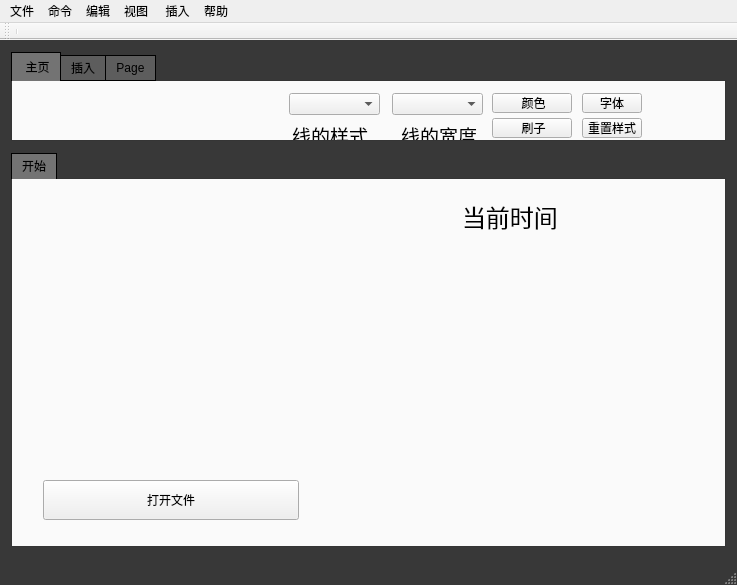
First picture: the form in mainwindow.ui, repository charon-cheung/QSketch, before the edit.
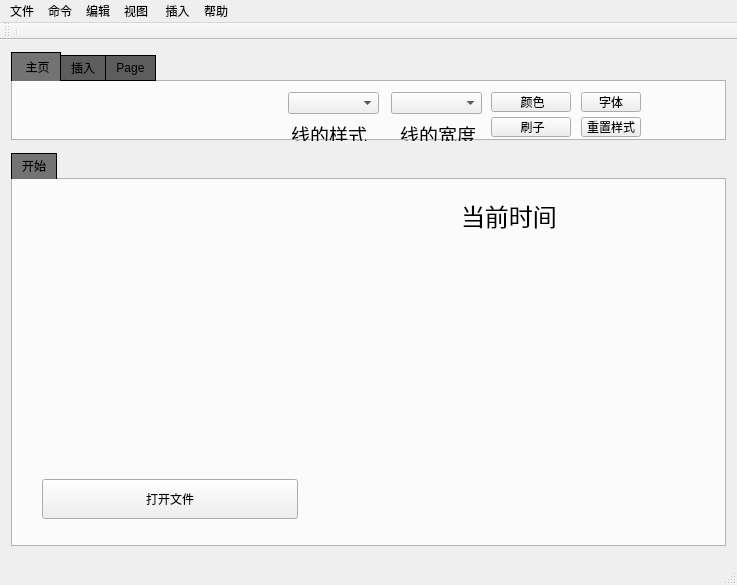
Second picture: the form after the edit. Icons and pictures are not drawn. Custom widgets are drawn as their Qt base class.

Patch:
```diff
--- a/mainwindow.ui
+++ b/mainwindow.ui
@@ -22,16 +22,16 @@
 
 QMainWindow
 {
-	background-color: rgb(56,56,56);
+	//background-color: rgb(56,56,56);
 }
 
 
 
 QTabWidget::pane { /* The tab widget frame */
-border-top: 1px solid rgb(53,53,53);
-border-left: 1px solid rgb(53,53,53);
-border-bottom: 1px solid rgb(53,53,53);
-border-right: 1px solid rgb(53,53,53);
+//border-top: 1px solid rgb(53,53,53);
+//border-left: 1px solid rgb(53,53,53);
+//border-bottom: 1px solid rgb(53,53,53);
+//border-right: 1px solid rgb(53,53,53);
 
 background-color: rgb(250,250,250);
 left:    0px;
```
